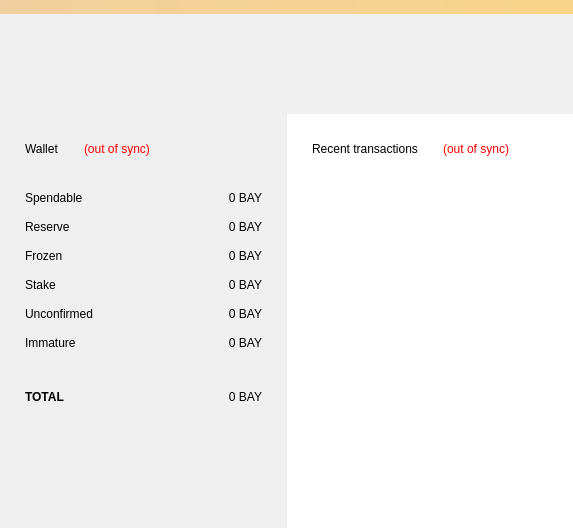
Above: src/qt/forms/overviewpage.ui from bitbaymarket/bitbay-core before the change. Below: the same form after it.
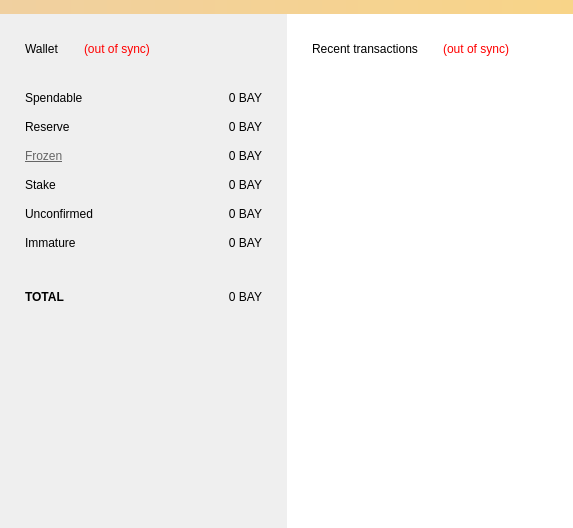
That is the form after the change.

Commit message: Add dialog to show frozen coins and unlock times

Patch:
```diff
--- a/src/qt/forms/overviewpage.ui
+++ b/src/qt/forms/overviewpage.ui
@@ -46,22 +46,6 @@
      </property>
     </widget>
    </item>
-   <item>
-    <widget class="QWidget" name="widgetFractions" native="true">
-     <property name="minimumSize">
-      <size>
-       <width>80</width>
-       <height>100</height>
-      </size>
-     </property>
-     <property name="maximumSize">
-      <size>
-       <width>16777215</width>
-       <height>100</height>
-      </size>
-     </property>
-    </widget>
-   </item>
    <item>
     <layout class="QHBoxLayout" name="horizontalLayout" stretch="1,1">
      <property name="spacing">
@@ -358,7 +342,7 @@
                </size>
               </property>
               <property name="text">
-               <string>Frozen</string>
+               <string>&lt;html&gt;&lt;head/&gt;&lt;body&gt;&lt;p&gt;&lt;a href=&quot;frozen_link&quot;&gt;&lt;span style=&quot; text-decoration: underline; color:#666666;&quot;&gt;Frozen&lt;/span&gt;&lt;/a&gt;&lt;/p&gt;&lt;/body&gt;&lt;/html&gt;</string>
               </property>
              </widget>
             </item>
```
The commit also changes 10 other files.
